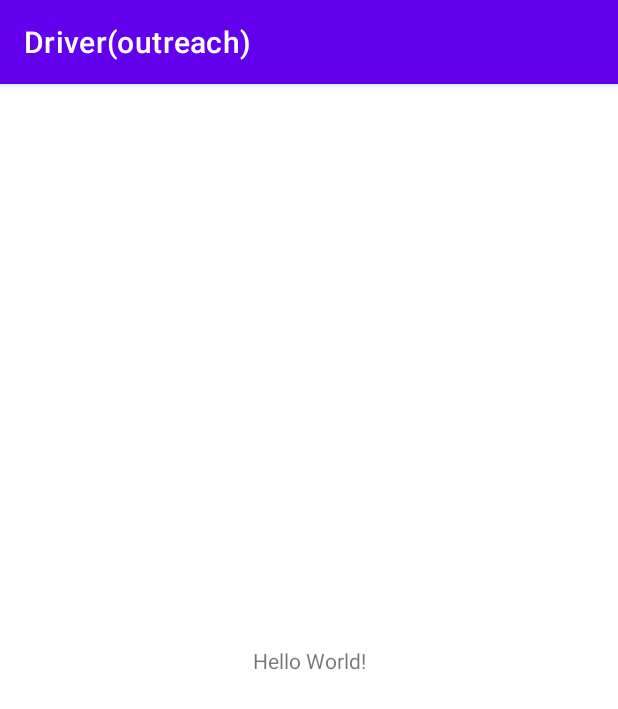
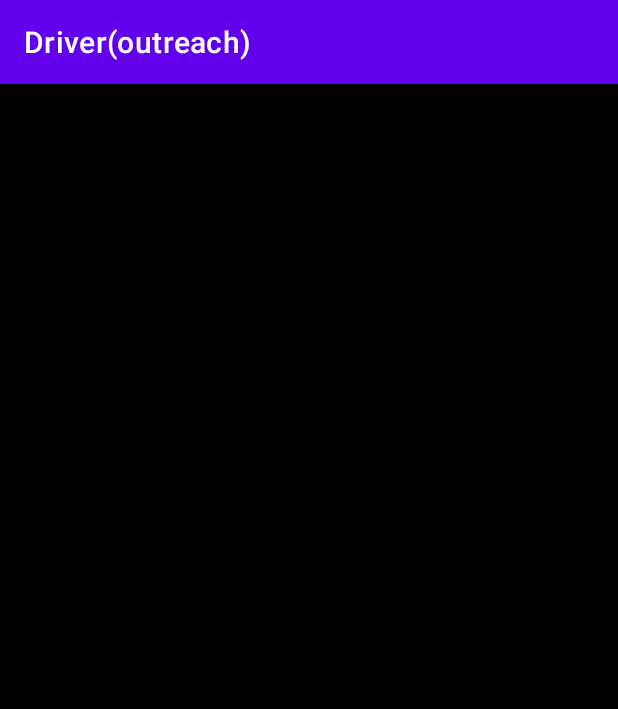
Before and after one commit to TaghreedLouz/Driver, an Android app: the screen it shows after launch (MainActivity), on a phone screen of 412 x 824 dp. Shown: the top 709 px of the screen. Run offline under Robolectric (Android 15) with nearby library versions, the phone set to English and light mode, and no system bars; our stand-ins replace sdp/ssp sizes.

```diff
--- a/app/src/main/res/layout/activity_main.xml
+++ b/app/src/main/res/layout/activity_main.xml
@@ -4,12 +4,14 @@
     xmlns:tools="http://schemas.android.com/tools"
     android:layout_width="match_parent"
     android:layout_height="match_parent"
-    tools:context=".MainActivity">
+    tools:context=".MainActivity"
+    >
 
     <TextView
-        android:layout_width="wrap_content"
-        android:layout_height="wrap_content"
+        android:layout_width="match_parent"
+        android:layout_height="match_parent"
         android:text="Hello World!"
+        android:background="@color/black"
         app:layout_constraintBottom_toBottomOf="parent"
         app:layout_constraintEnd_toEndOf="parent"
         app:layout_constraintStart_toStartOf="parent"
--- a/app/src/main/res/values/dimens.xml
+++ b/app/src/main/res/values/dimens.xml
@@ -50,6 +50,9 @@
     <dimen name="sdp_11">@dimen/_9sdp</dimen>
     <dimen name="sdp_12">@dimen/_10sdp</dimen>
     <dimen name="sdp_15">@dimen/_12sdp</dimen>
+
+    <dimen name="sdp_16">@dimen/_14sdp</dimen>
+
     <dimen name="sdp_20">@dimen/_15sdp</dimen>
     <dimen name="sdp_25">@dimen/_19sdp</dimen>
     <dimen name="sdp_30">@dimen/_23sdp</dimen>
```
